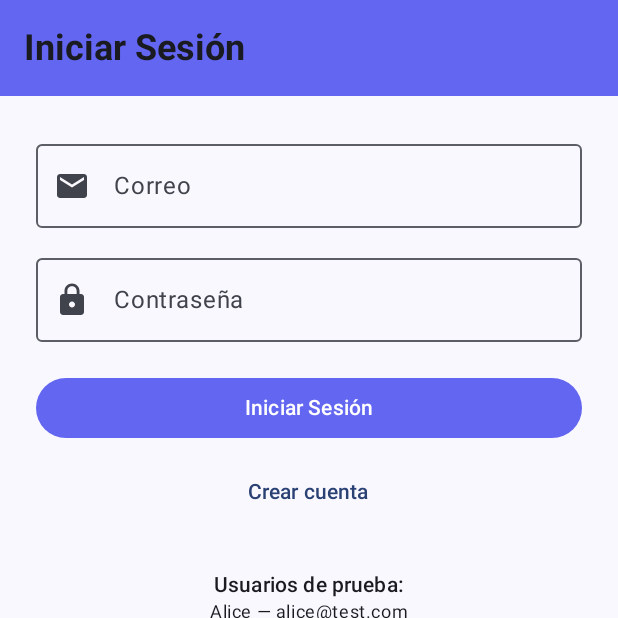
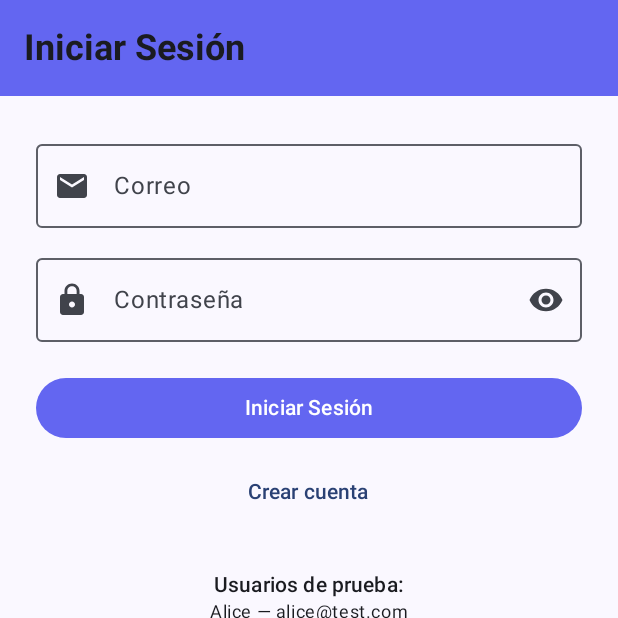
Before and after one commit to JeremyParada/Level-UP-App, an Android app built with Jetpack Compose: the LoginScreen screen opened through its navigation route, on a phone screen of 412 x 824 dp, the top half of it. Run offline under Robolectric (Android 15) with nearby library versions, the phone set to English and light mode, and no system bars; our stand-ins replace Dagger/Hilt's generated code.

```diff
--- a/app/src/main/java/com/levelup/ui/screens/LoginScreen.kt
+++ b/app/src/main/java/com/levelup/ui/screens/LoginScreen.kt
@@ -5,12 +5,16 @@ import androidx.compose.foundation.text.KeyboardOptions
 import androidx.compose.material.icons.Icons
 import androidx.compose.material.icons.filled.Email
 import androidx.compose.material.icons.filled.Lock
+import androidx.compose.material.icons.filled.Visibility
+import androidx.compose.material.icons.filled.VisibilityOff
 import androidx.compose.material3.*
 import androidx.compose.runtime.*
 import androidx.compose.ui.Alignment
 import androidx.compose.ui.Modifier
 import androidx.compose.ui.text.input.ImeAction
 import androidx.compose.ui.text.input.KeyboardType
+import androidx.compose.ui.text.input.PasswordVisualTransformation
+import androidx.compose.ui.text.input.VisualTransformation
 import androidx.compose.ui.unit.dp
 import androidx.hilt.navigation.compose.hiltViewModel
 import androidx.navigation.NavController
@@ -28,6 +32,8 @@ fun LoginScreen(
 
     var email by remember { mutableStateOf("") }
     var password by remember { mutableStateOf("") }
+
+    var passwordVisible by remember { mutableStateOf(false) }
 
     // If already logged, navigate back or to profile
     if (currentUser != null) {
@@ -68,6 +74,13 @@ fun LoginScreen(
                 onValueChange = { password = it },
                 label = { Text("Contraseña") },
                 leadingIcon = { Icon(Icons.Default.Lock, contentDescription = null) },
+                visualTransformation = if (passwordVisible) VisualTransformation.None else PasswordVisualTransformation(),
+                trailingIcon = {
+                    val image = if (passwordVisible) Icons.Filled.VisibilityOff else Icons.Filled.Visibility
+                    IconButton(onClick = { passwordVisible = !passwordVisible }) {
+                        Icon(image, contentDescription = "Mostrar/Ocultar contraseña")
+                    }
+                },
                 keyboardOptions = KeyboardOptions(keyboardType = KeyboardType.Password, imeAction = ImeAction.Done),
                 modifier = Modifier.fillMaxWidth()
             )
@@ -106,9 +119,10 @@ fun LoginScreen(
             if (testUsers.isNotEmpty()) {
                 Text("Usuarios de prueba:", style = MaterialTheme.typography.titleSmall)
                 testUsers.forEach { u ->
-                    Text("${u.nombre} — ${u.email}", style = MaterialTheme.typography.bodySmall)
+                    if (u.id in setOf("u1", "u2", "u3")) {
+                        Text("${u.nombre} — ${u.email}", style = MaterialTheme.typography.bodySmall)
                 }
             }
         }
     }
-}
+}}
```
